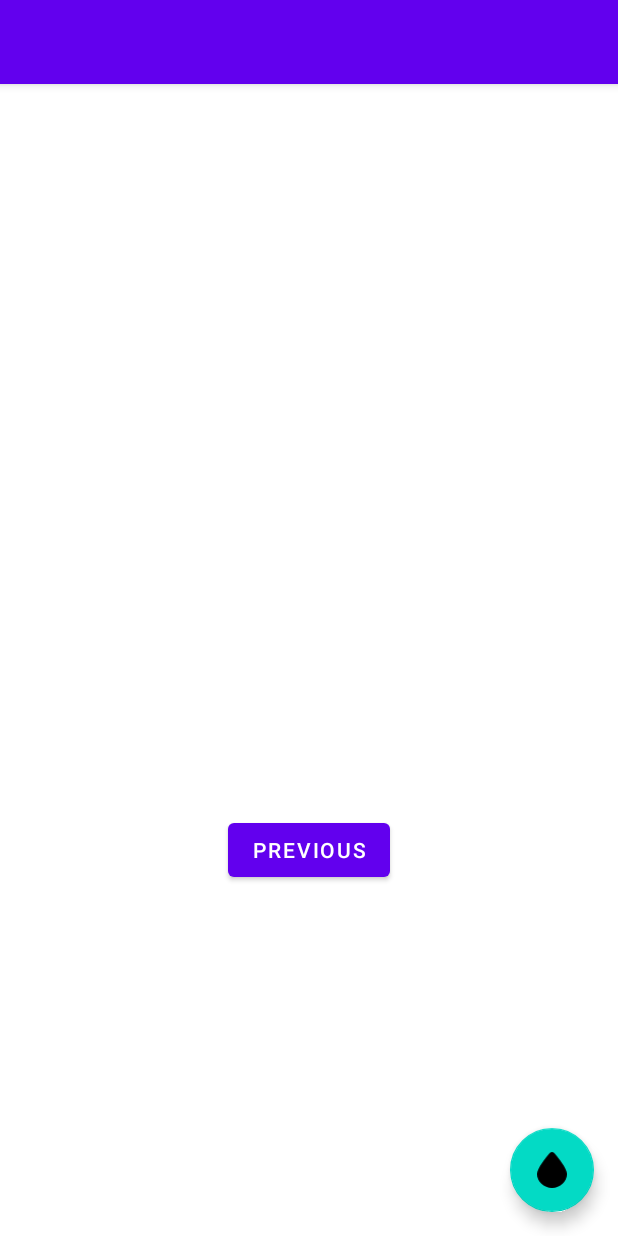
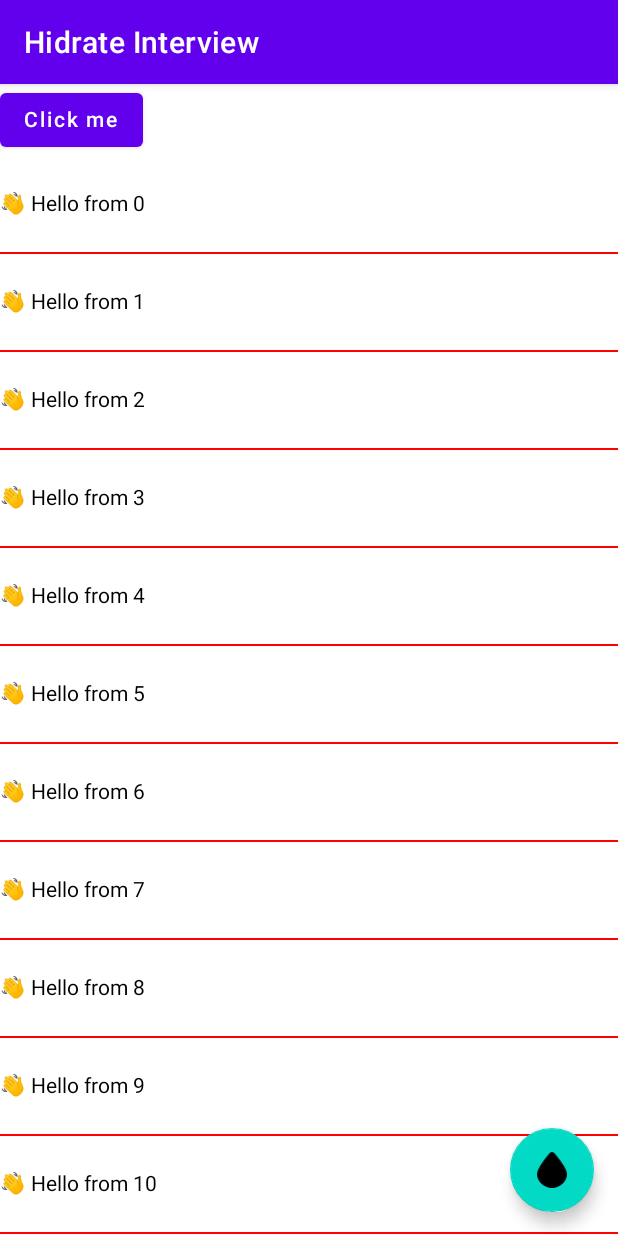
Before and after one commit to hidrate/HidrateAndroidInterview, an Android app built with Jetpack Compose: the screen it shows after launch (MainActivity), after a tap on "CLICK AGAIN TO NAVIGATE!", on a phone screen of 412 x 824 dp. Run offline under Robolectric (Android 15) with nearby library versions, the phone set to English and light mode, and no system bars; our stand-ins replace RxJava; 1 other tap on this screen came first.

```diff
--- a/app/src/main/AndroidManifest.xml
+++ b/app/src/main/AndroidManifest.xml
@@ -11,8 +11,8 @@
         android:theme="@style/Theme.HidrateInterview">
         <activity
             android:name=".main.MainActivity"
-            android:label="@string/app_name"
-            android:theme="@style/Theme.HidrateInterview.NoActionBar">
+            android:theme="@style/Theme.HidrateInterview.NoActionBar"
+            android:exported="true">
             <intent-filter>
                 <action android:name="android.intent.action.MAIN" />
 
--- a/app/src/main/java/com/hidrate/interview/first/FirstAction.kt
+++ b/app/src/main/java/com/hidrate/interview/first/FirstAction.kt
@@ -1,5 +1,8 @@
 package com.hidrate.interview.first
 
+/**
+ * Actions taken place on the [FirstFragment]
+ */
 sealed class FirstAction {
     object NavigateToSecondPage : FirstAction()
 }
--- a/app/src/main/java/com/hidrate/interview/first/FirstFragment.kt
+++ b/app/src/main/java/com/hidrate/interview/first/FirstFragment.kt
@@ -5,6 +5,7 @@ import androidx.fragment.app.Fragment
 import android.view.LayoutInflater
 import android.view.View
 import android.view.ViewGroup
+import androidx.fragment.app.activityViewModels
 import androidx.fragment.app.setFragmentResult
 import androidx.fragment.app.viewModels
 import com.hidrate.interview.R
@@ -19,14 +20,11 @@ import io.reactivex.schedulers.Schedulers
 class FirstFragment : Fragment() {
 
     private var _binding: FragmentFirstBinding? = null
-
     private val binding get() = _binding!!
 
     private val viewModel: FirstViewModel by viewModels()
 
     private val compositeDisposable = CompositeDisposable()
-
-    var amountClicked = 0
 
     override fun onCreateView(
         inflater: LayoutInflater, container: ViewGroup?,
@@ -56,15 +54,13 @@ class FirstFragment : Fragment() {
     }
 
     private fun handle(action: FirstAction) {
-        when(action) {
+        when (action) {
             is FirstAction.NavigateToSecondPage -> {
-                if(amountClicked == 0) {
+                if (viewModel.hasBeenClicked().not()) {
                     binding.buttonFirst.text = getString(R.string.click_again)
-                    amountClicked++
+                    viewModel.incrementAmountClicked()
                 } else {
-                    amountClicked = 0
-                    binding.buttonFirst.text = getString(R.string.hello_first_fragment)
-
+                    viewModel.resetAmountClicked()
                     setFragmentResult(MAIN_FRAGMENT_RESULT_REQUEST_KEY, Bundle().apply {
                         putParcelable(
                             MAIN_RESULT_ACTION_FRAGMENT_KEY,
--- a/app/src/main/java/com/hidrate/interview/first/FirstViewModel.kt
+++ b/app/src/main/java/com/hidrate/interview/first/FirstViewModel.kt
@@ -13,4 +13,16 @@ class FirstViewModel : ViewModel() {
         action.onNext(FirstAction.NavigateToSecondPage)
     }
 
+    private var amountClicked = 0
+
+    fun resetAmountClicked() {
+        amountClicked = 0
+    }
+
+    fun incrementAmountClicked() {
+        amountClicked++
+    }
+
+    fun hasBeenClicked() = amountClicked > 0
+
 }
--- a/app/src/main/java/com/hidrate/interview/main/MainActivity.kt
+++ b/app/src/main/java/com/hidrate/interview/main/MainActivity.kt
@@ -26,6 +26,8 @@ class MainActivity : AppCompatActivity() {
             }
         }
 
+        binding.toolbar.title = getString(R.string.app_name)
+
         supportFragmentManager.setFragmentResultListener(
             MAIN_FRAGMENT_RESULT_REQUEST_KEY,
             this
@@ -36,16 +38,16 @@ class MainActivity : AppCompatActivity() {
         }
 
         binding.fab.setOnClickListener { view ->
-            Snackbar.make(view, "Hello from Hidrate!", Snackbar.LENGTH_LONG)
-                .setAction("Action", null).show()
+            Snackbar.make(view, "Hello from Hidrate!", Snackbar.LENGTH_LONG).show()
         }
     }
 
     private fun handleBundleFromFragmentResult(bundle: Bundle) {
         if (bundle.containsKey(MAIN_RESULT_ACTION_FRAGMENT_KEY)) {
-            bundle.getParcelable<MainFragmentNavigationResultAction>(MAIN_RESULT_ACTION_FRAGMENT_KEY)?.let {
-                handle(it)
-            }
+            bundle.getParcelable<MainFragmentNavigationResultAction>(MAIN_RESULT_ACTION_FRAGMENT_KEY)
+                ?.let {
+                    handle(it)
+                }
         }
     }
 
--- a/app/src/main/java/com/hidrate/interview/main/MainFragmentNavigationResultAction.kt
+++ b/app/src/main/java/com/hidrate/interview/main/MainFragmentNavigationResultAction.kt
@@ -1,7 +1,7 @@
 package com.hidrate.interview.main
 
 import android.os.Parcelable
-import kotlinx.android.parcel.Parcelize
+import kotlinx.parcelize.Parcelize
 
 const val MAIN_FRAGMENT_RESULT_REQUEST_KEY = "MainActivity"
 const val MAIN_RESULT_ACTION_FRAGMENT_KEY = "FragmentKey"
@@ -9,6 +9,6 @@ const val MAIN_RESULT_ACTION_FRAGMENT_KEY = "FragmentKey"
 sealed class MainFragmentNavigationResultAction : Parcelable {
 
     @Parcelize
-    object NavigateToSecondFragment : MainFragmentNavigationResultAction(),  Parcelable
+    object NavigateToSecondFragment : MainFragmentNavigationResultAction(), Parcelable
 
 }
--- a/app/src/main/java/com/hidrate/interview/second/SecondFragment.kt
+++ b/app/src/main/java/com/hidrate/interview/second/SecondFragment.kt
@@ -5,34 +5,97 @@ import androidx.fragment.app.Fragment
 import android.view.LayoutInflater
 import android.view.View
 import android.view.ViewGroup
-import androidx.navigation.fragment.findNavController
+import androidx.compose.foundation.layout.Row
+import androidx.compose.foundation.layout.defaultMinSize
+import androidx.compose.foundation.layout.fillMaxSize
+import androidx.compose.foundation.layout.fillMaxWidth
+import androidx.compose.foundation.lazy.LazyColumn
+import androidx.compose.material.Button
+import androidx.compose.material.Divider
+import androidx.compose.material.Text
+import androidx.compose.runtime.*
+import androidx.compose.ui.Alignment
+import androidx.compose.ui.Modifier
+import androidx.compose.ui.graphics.Color
+import androidx.compose.ui.platform.ComposeView
+import androidx.compose.ui.res.stringResource
+import androidx.compose.ui.unit.dp
 import com.hidrate.interview.R
-import com.hidrate.interview.databinding.FragmentSecondBinding
 
 class SecondFragment : Fragment() {
-
-    private var _binding: FragmentSecondBinding? = null
-
-    private val binding get() = _binding!!
 
     override fun onCreateView(
         inflater: LayoutInflater, container: ViewGroup?,
         savedInstanceState: Bundle?
     ): View {
-        _binding = FragmentSecondBinding.inflate(inflater, container, false)
-        return binding.root
-    }
+        return ComposeView(requireContext()).apply {
+            setContent {
 
-    override fun onViewCreated(view: View, savedInstanceState: Bundle?) {
-        super.onViewCreated(view, savedInstanceState)
+                val list = (0..30).map {
+                    it
+                }
 
-        binding.buttonSecond.setOnClickListener {
-            requireActivity().onBackPressed()
+                var mutableStateList by remember { mutableStateOf(list) }
+
+                List(
+                    onFirstButtonClicked = {
+                        val newValue = mutableStateList.toMutableList()
+                        newValue[0] = 99
+                        mutableStateList = newValue
+                    },
+                    list = list
+                )
+            }
         }
     }
 
-    override fun onDestroyView() {
-        super.onDestroyView()
-        _binding = null
+    @Composable
+    fun List(
+        onFirstButtonClicked: () -> Unit,
+        list: List<Int>
+    ) {
+        LazyColumn(
+            modifier = Modifier.fillMaxSize()
+        ) {
+            list.forEach {
+                if (it == 0) {
+                    item {
+                        Button(onClick = {
+                            onFirstButtonClicked()
+                        }) {
+                            Text(text = "Click me")
+                        }
+                    }
+                }
+                item {
+                    Item(index = it)
+                    Divider(color = Color.Red, thickness = 1.dp)
+                }
+            }
+
+            item {
+                Button(onClick = {
+                    navigationBack()
+                }) {
+                    Text(text = stringResource(id = R.string.previous))
+                }
+            }
+        }
+    }
+
+    @Composable
+    fun Item(index: Int) {
+        Row(
+            modifier = Modifier
+                .fillMaxWidth()
+                .defaultMinSize(minHeight = 64.dp),
+            verticalAlignment = Alignment.CenterVertically,
+        ) {
+            Text(text = "\uD83D\uDC4B Hello from $index")
+        }
+    }
+
+    private fun navigationBack() {
+        requireActivity().onBackPressed()
     }
 }
--- a/app/src/main/res/layout/fragment_second.xml
+++ /dev/null
@@ -1,27 +0,0 @@
-<?xml version="1.0" encoding="utf-8"?>
-<androidx.constraintlayout.widget.ConstraintLayout xmlns:android="http://schemas.android.com/apk/res/android"
-    xmlns:app="http://schemas.android.com/apk/res-auto"
-    xmlns:tools="http://schemas.android.com/tools"
-    android:layout_width="match_parent"
-    android:layout_height="match_parent"
-    tools:context=".second.SecondFragment">
-
-    <TextView
-        android:id="@+id/textview_second"
-        android:layout_width="wrap_content"
-        android:layout_height="wrap_content"
-        app:layout_constraintBottom_toTopOf="@id/button_second"
-        app:layout_constraintEnd_toEndOf="parent"
-        app:layout_constraintStart_toStartOf="parent"
-        app:layout_constraintTop_toTopOf="parent" />
-
-    <Button
-        android:id="@+id/button_second"
-        android:layout_width="wrap_content"
-        android:layout_height="wrap_content"
-        android:text="@string/previous"
-        app:layout_constraintBottom_toBottomOf="parent"
-        app:layout_constraintEnd_toEndOf="parent"
-        app:layout_constraintStart_toStartOf="parent"
-        app:layout_constraintTop_toBottomOf="@id/textview_second" />
-</androidx.constraintlayout.widget.ConstraintLayout>
--- a/app/src/main/res/values-night/themes.xml
+++ b/app/src/main/res/values-night/themes.xml
@@ -10,7 +10,7 @@
         <item name="colorSecondaryVariant">@color/teal_200</item>
         <item name="colorOnSecondary">@color/black</item>
         <!-- Status bar color. -->
-        <item name="android:statusBarColor" tools:targetApi="l">?attr/colorPrimaryVariant</item>
+        <item name="android:statusBarColor" >?attr/colorPrimaryVariant</item>
         <!-- Customize your theme here. -->
     </style>
 </resources>
--- a/build.gradle
+++ b/build.gradle
@@ -1,12 +1,12 @@
 // Top-level build file where you can add configuration options common to all sub-projects/modules.
 buildscript {
-    ext.kotlin_version = "1.5.10"
+    ext.kotlin_version = "1.6.10"
     repositories {
         google()
         mavenCentral()
     }
     dependencies {
-        classpath "com.android.tools.build:gradle:4.2.1"
+        classpath 'com.android.tools.build:gradle:7.2.0'
         classpath "org.jetbrains.kotlin:kotlin-gradle-plugin:$kotlin_version"
 
         // NOTE: Do not place your application dependencies here; they belong
```
Also changed, not shown: app/build.gradle (+26 -12 lines), gradle/wrapper/gradle-wrapper.properties, 1 other file.
